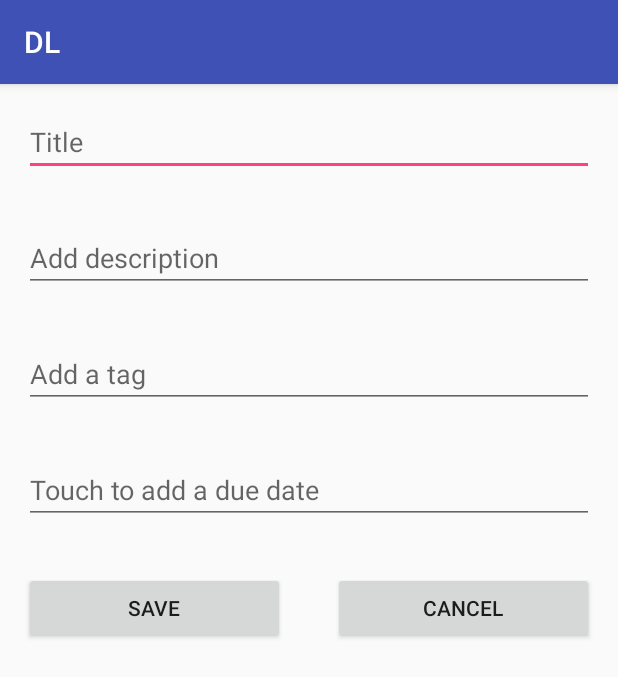
After one commit to taoalpha/DL, an Android app: the EditItem screen opened directly, with no data from a screen before it, on a phone screen of 412 x 824 dp. The commit adds this screen. Shown: the top 677 px of the screen. Run offline under Robolectric (Android 15) with nearby library versions, the light colour scheme and no system bars.

Commit message:
"add edit, not complete yet"

```diff
--- a/app/build.gradle
+++ b/app/build.gradle
@@ -28,7 +28,7 @@ dependencies {
     compile 'com.android.support.constraint:constraint-layout:1.0.2'
     compile 'com.android.support:design:26.+'
     testCompile 'junit:junit:4.12'
-    compile 'com.android.support:cardview-v7:25.3.1'
+    compile 'com.android.support:cardview-v7:26.3.1'
 }
 
 configurations.all {
--- a/app/src/main/AndroidManifest.xml
+++ b/app/src/main/AndroidManifest.xml
@@ -19,6 +19,7 @@
                 <category android:name="android.intent.category.LAUNCHER" />
             </intent-filter>
         </activity>
+        <activity android:name=".EditItem"/>
 
         <activity android:name=".AddItem"
             android:theme="@style/AppTheme.AddItemPop"></activity>
--- /dev/null
+++ b/app/src/main/java/com/example/tao/dl/EditItem.java
@@ -0,0 +1,57 @@
+package com.example.tao.dl;
+
+import android.app.DialogFragment;
+import android.app.FragmentManager;
+import android.content.Intent;
+import android.os.Bundle;
+import android.support.annotation.Nullable;
+import android.support.v7.app.AppCompatActivity;
+import android.view.View;
+import android.widget.Button;
+import android.widget.EditText;
+import android.support.v4.app.Fragment;
+
+
+/**
+ * Created by mengyingfan on 9/20/17.
+ */
+
+public class EditItem extends AppCompatActivity{
+    @Override
+    protected void onCreate(Bundle savedInstanceState) {
+        super.onCreate(savedInstanceState);
+        setContentView(R.layout.edit_page);
+        EditText addDueDate = (EditText) findViewById(R.id.due_date);
+        addDueDate.setOnFocusChangeListener(new View.OnFocusChangeListener() {
+            @Override
+            public void onFocusChange(View v, boolean hasFocus) {
+                if (hasFocus) {
+                    showDatePickerDialog(v);
+                }
+            }
+        });
+
+        Button saveEdit = (Button) findViewById(R.id.saveEdit);
+        saveEdit.setOnClickListener(new View.OnClickListener() {
+            public void onClick(View v) {
+
+            }
+        });
+
+        Button cancelEdit = (Button) findViewById(R.id.cancelEdit);
+        cancelEdit.setOnClickListener(new View.OnClickListener() {
+            public void onClick(View v) {
+
+
+            }
+        });
+    }
+
+    public void showDatePickerDialog(View v) {
+        DateDialog newFragment = new DateDialog();
+        newFragment.show(getFragmentManager(), "datePicker");
+    }
+
+
+
+}
--- /dev/null
+++ b/app/src/main/res/layout/edit_page.xml
@@ -0,0 +1,51 @@
+<?xml version="1.0" encoding="utf-8"?>
+<LinearLayout xmlns:android="http://schemas.android.com/apk/res/android"
+    android:orientation="vertical" android:layout_width="match_parent"
+    android:layout_height="match_parent">
+    <EditText
+        android:id="@+id/edit_title"
+        android:layout_width="match_parent"
+        android:layout_height="wrap_content"
+        android:layout_margin="16dp"
+        android:hint="Title"/>
+    <EditText
+        android:id="@+id/edit_description"
+        android:layout_width="match_parent"
+        android:layout_height="wrap_content"
+        android:layout_margin="16dp"
+        android:hint="Add description"/>
+    <EditText
+        android:id="@+id/tag_description"
+        android:layout_width="match_parent"
+        android:layout_height="wrap_content"
+        android:layout_margin="16dp"
+        android:hint="Add a tag"/>
+    <EditText
+        android:id="@+id/due_date"
+        android:layout_width="match_parent"
+        android:layout_height="wrap_content"
+        android:layout_margin="16dp"
+        android:textSize="18sp"
+        android:hint = "Touch to add a due date"/>
+    <LinearLayout
+        android:layout_width="match_parent"
+        android:layout_height="wrap_content"
+        android:orientation="horizontal">
+        <Button
+            android:id="@+id/saveEdit"
+            android:layout_width="wrap_content"
+            android:layout_height="wrap_content"
+            android:text="Save"
+            android:layout_margin="16dp"
+            android:layout_weight="1"
+            />
+        <Button
+            android:id="@+id/cancelEdit"
+            android:layout_width="wrap_content"
+            android:layout_height="wrap_content"
+            android:text="Cancel"
+            android:layout_margin="16dp"
+            android:layout_weight="1"/>
+    </LinearLayout>
+
+</LinearLayout>
```
Also changed, not shown: app/src/main/java/com/example/tao/dl/DateDialog.java (added, +36 -0 lines), app/src/main/java/com/example/tao/dl/MainActivity.java (+13 -2 lines).
